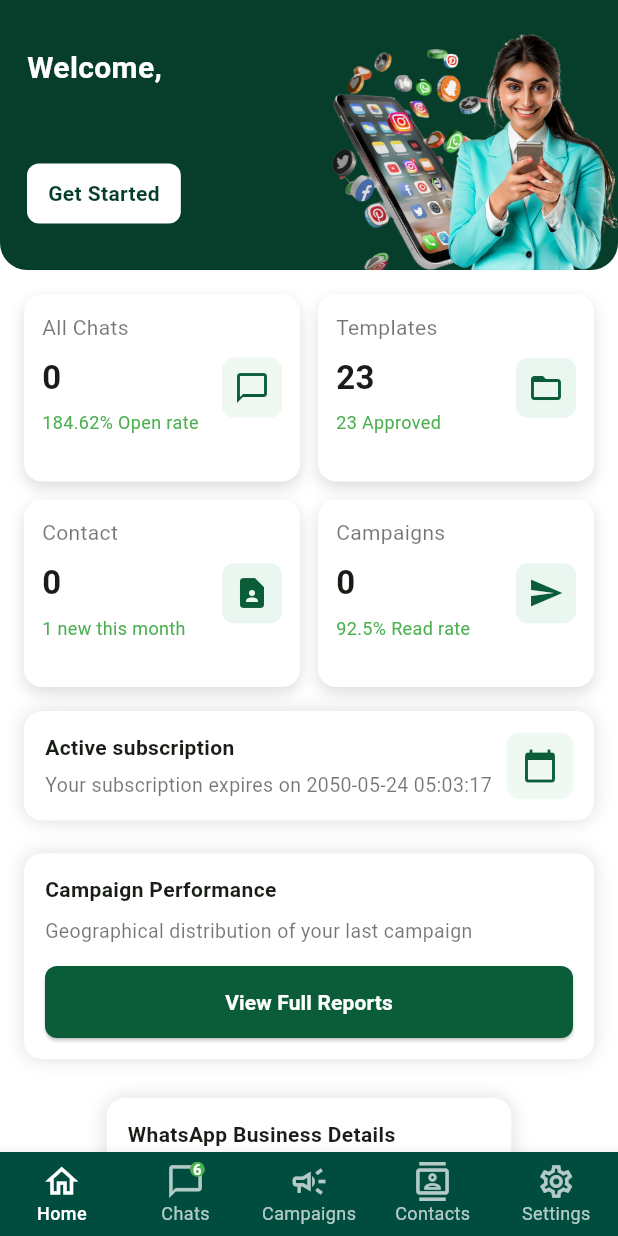
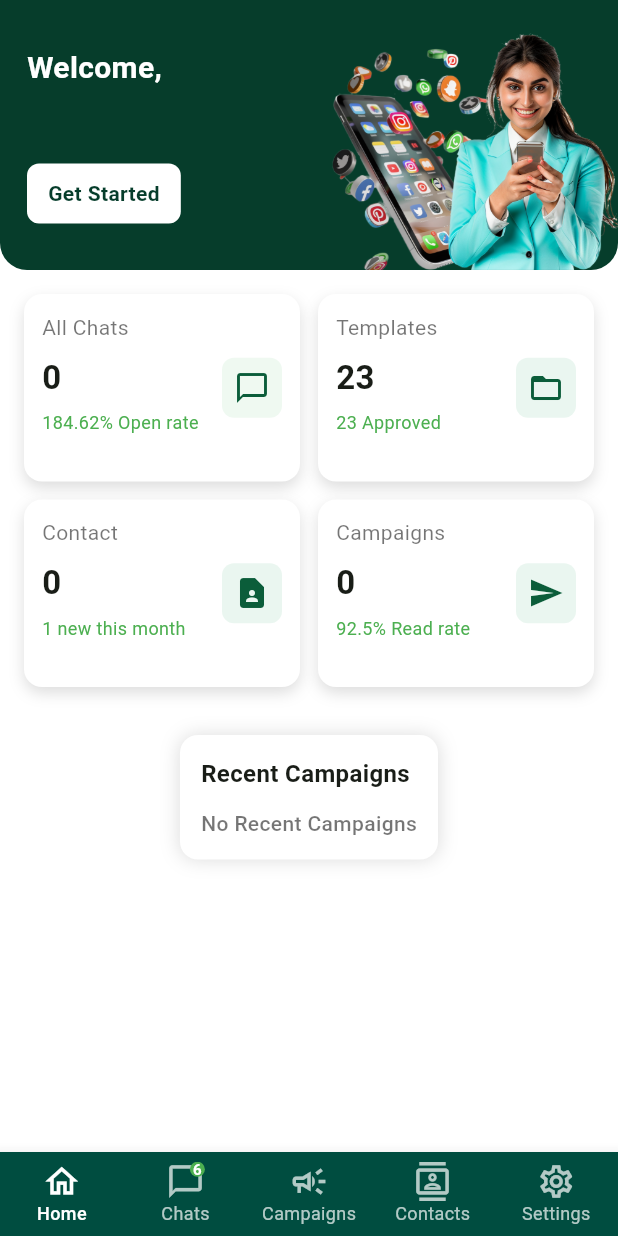
Before and after one commit to anantkamalstudios/wademo_mobile_app, a Flutter app: the HomeScreen screen opened directly, on a phone screen of 412 x 824 dp. Run offline on Flutter 3.47's test engine with Material 3 defaults, Android fonts, the phone set to English and light mode, and no system bars; our stand-ins replace connectivity_plus, file_picker, firebase_auth, firebase_core, font_awesome_flutter, google_fonts and 3 more; missing offline and left inert: flutter_facebook_auth; accounts and stored records are empty; network calls fail.

Commit message:
static removed

```diff
--- a/lib/HomeScreen/ChatsScreen.dart
+++ b/lib/HomeScreen/ChatsScreen.dart
@@ -313,13 +313,14 @@ class _ChatScreenState extends State<ChatScreen> {
               : AppBar(
           backgroundColor: Colors.white,
           elevation: 0,
+            centerTitle: true,
           titleSpacing: 0,
           title: _isChatOpen
               ? _chatAppBar()
               : _isSearching
               ? _buildSearchField()
               : const Text(
-            'Chats',
+            '    Chats',
             style: TextStyle(
               color: Colors.black,
               fontWeight: FontWeight.bold,
--- a/lib/HomeScreen/HomeScreen.dart
+++ b/lib/HomeScreen/HomeScreen.dart
@@ -333,103 +333,103 @@ class _HomeScreenState extends State<HomeScreen> {
                     ),
                     const SizedBox(height: 16),
 
-                    _CardContainer(
-                      child: Row(
-                        children: [
-                          Expanded(
-                            child: Column(
-                                crossAxisAlignment: CrossAxisAlignment.start,
-                                children: const [
-                                  Text("Active subscription",
-                                      style: TextStyle(
-                                          fontWeight: FontWeight.w600)),
-                                  SizedBox(height: 6),
-                                  Text(
-                                    "Your subscription expires on 2050-05-24 05:03:17",
-                                    style: TextStyle(
-                                        color: Colors.black54, fontSize: 13),
-                                  ),
-                                ]),
-                          ),
-                          Container(
-                            padding: const EdgeInsets.all(10),
-                            decoration: BoxDecoration(
-                              color: softGreen,
-                              borderRadius: BorderRadius.circular(8),
-                            ),
-                            child:
-                            const Icon(Icons.calendar_today, color: midGreen),
-                          )
-                        ],
-                      ),
-                    ),
+                    // _CardContainer(
+                    //   child: Row(
+                    //     children: [
+                    //       Expanded(
+                    //         child: Column(
+                    //             crossAxisAlignment: CrossAxisAlignment.start,
+                    //             children: const [
+                    //               Text("Active subscription",
+                    //                   style: TextStyle(
+                    //                       fontWeight: FontWeight.w600)),
+                    //               SizedBox(height: 6),
+                    //               Text(
+                    //                 "Your subscription expires on 2050-05-24 05:03:17",
+                    //                 style: TextStyle(
+                    //                     color: Colors.black54, fontSize: 13),
+                    //               ),
+                    //             ]),
+                    //       ),
+                    //       Container(
+                    //         padding: const EdgeInsets.all(10),
+                    //         decoration: BoxDecoration(
+                    //           color: softGreen,
+                    //           borderRadius: BorderRadius.circular(8),
+                    //         ),
+                    //         child:
+                    //         const Icon(Icons.calendar_today, color: midGreen),
+                    //       )
+                    //     ],
+                    //   ),
+                    // ),
+                    //
+                    // const SizedBox(height: 12),
 
-                    const SizedBox(height: 12),
-
-                    _CardContainer(
-                      child: Column(
-                        crossAxisAlignment: CrossAxisAlignment.start,
-                        children: [
-                          const Text("Campaign Performance",
-                              style: TextStyle(fontWeight: FontWeight.w600)),
-                          const SizedBox(height: 8),
-                          const Text(
-                            "Geographical distribution of your last campaign",
-                            style: TextStyle(color: Colors.black54, fontSize: 13),
-                          ),
-                          const SizedBox(height: 14),
-                          SizedBox(
-                            width: double.infinity,
-                            child: ElevatedButton(
-                              onPressed: () {},
-                              style: ElevatedButton.styleFrom(
-                                backgroundColor: midGreen,
-                                padding:
-                                const EdgeInsets.symmetric(vertical: 14),
-                                shape: RoundedRectangleBorder(
-                                    borderRadius: BorderRadius.circular(8)),
-                              ),
-                              child: const Text(
-                                "View Full Reports",
-                                style: TextStyle(
-                                    color: Colors.white,
-                                    fontWeight: FontWeight.w600),
-                              ),
-                            ),
-                          ),
-                        ],
-                      ),
-                    ),
+                    // _CardContainer(
+                    //   child: Column(
+                    //     crossAxisAlignment: CrossAxisAlignment.start,
+                    //     children: [
+                    //       const Text("Campaign Performance",
+                    //           style: TextStyle(fontWeight: FontWeight.w600)),
+                    //       const SizedBox(height: 8),
+                    //       const Text(
+                    //         "Geographical distribution of your last campaign",
+                    //         style: TextStyle(color: Colors.black54, fontSize: 13),
+                    //       ),
+                    //       const SizedBox(height: 14),
+                    //       SizedBox(
+                    //         width: double.infinity,
+                    //         child: ElevatedButton(
+                    //           onPressed: () {},
+                    //           style: ElevatedButton.styleFrom(
+                    //             backgroundColor: midGreen,
+                    //             padding:
+                    //             const EdgeInsets.symmetric(vertical: 14),
+                    //             shape: RoundedRectangleBorder(
+                    //                 borderRadius: BorderRadius.circular(8)),
+                    //           ),
+                    //           child: const Text(
+                    //             "View Full Reports",
+                    //             style: TextStyle(
+                    //                 color: Colors.white,
+                    //                 fontWeight: FontWeight.w600),
+                    //           ),
+                    //         ),
+                    //       ),
+                    //     ],
+                    //   ),
+                    // ),
 
                     const SizedBox(height: 16),
 
-                    _CardContainer(
-                      child: Column(
-                        crossAxisAlignment: CrossAxisAlignment.start,
-                        children: const [
-                          Text("WhatsApp Business Details",
-                              style: TextStyle(fontWeight: FontWeight.w600)),
-                          SizedBox(height: 12),
-                          Text("Anantkamal Studios",
-                              style: TextStyle(fontWeight: FontWeight.w600)),
-                          SizedBox(height: 6),
-                          Text("Display Name Status: APPROVED",
-                              style: TextStyle(color: Colors.black54)),
-                          Text("WhatsApp Number: +91 76202 37235",
-                              style: TextStyle(color: Colors.black54)),
-                          Text("Quality Rating: GREEN",
-                              style: TextStyle(color: Colors.black54)),
-                          Text("Messaging Limit: TIER_1K",
-                              style: TextStyle(color: Colors.black54)),
-                          Text("Can Send Message: AVAILABLE",
-                              style: TextStyle(color: Colors.black54)),
-                          Text("Organization: Sachin k",
-                              style: TextStyle(color: Colors.black54)),
-                        ],
-                      ),
-                    ),
-
-                    const SizedBox(height: 16),
+                    // _CardContainer(
+                    //   child: Column(
+                    //     crossAxisAlignment: CrossAxisAlignment.start,
+                    //     children: const [
+                    //       Text("WhatsApp Business Details",
+                    //           style: TextStyle(fontWeight: FontWeight.w600)),
+                    //       SizedBox(height: 12),
+                    //       Text("Anantkamal Studios",
+                    //           style: TextStyle(fontWeight: FontWeight.w600)),
+                    //       SizedBox(height: 6),
+                    //       Text("Display Name Status: APPROVED",
+                    //           style: TextStyle(color: Colors.black54)),
+                    //       Text("WhatsApp Number: +91 76202 37235",
+                    //           style: TextStyle(color: Colors.black54)),
+                    //       Text("Quality Rating: GREEN",
+                    //           style: TextStyle(color: Colors.black54)),
+                    //       Text("Messaging Limit: TIER_1K",
+                    //           style: TextStyle(color: Colors.black54)),
+                    //       Text("Can Send Message: AVAILABLE",
+                    //           style: TextStyle(color: Colors.black54)),
+                    //       Text("Organization: Sachin k",
+                    //           style: TextStyle(color: Colors.black54)),
+                    //     ],
+                    //   ),
+                    // ),
+                    //
+                    // const SizedBox(height: 16),
                     _CardContainer(
                       child: Column(
                         crossAxisAlignment: CrossAxisAlignment.start,
```
